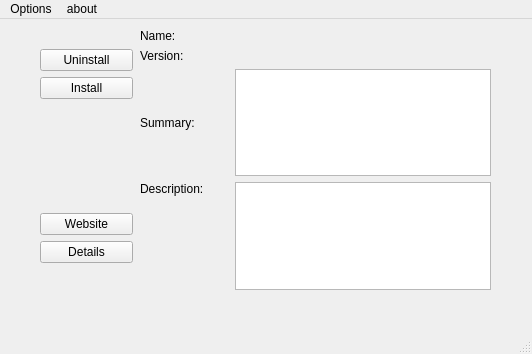
Above: kyrpm-installer/mainwindow.ui from openeuler-mirror/kylin-installer before the change. Below: the same form after it.
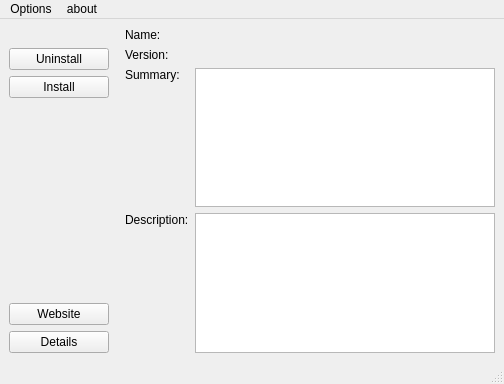
That is the form after the change.

Commit message: Modify the page layout and adapt the window size

```diff
--- a/kyrpm-installer/mainwindow.ui
+++ b/kyrpm-installer/mainwindow.ui
@@ -6,100 +6,23 @@
    <rect>
     <x>0</x>
     <y>0</y>
-    <width>532</width>
-    <height>354</height>
+    <width>504</width>
+    <height>384</height>
    </rect>
   </property>
   <property name="windowTitle">
    <string>MainWindow</string>
   </property>
   <widget class="QWidget" name="centralwidget">
-   <widget class="QWidget" name="layoutWidget">
-    <property name="geometry">
-     <rect>
-      <x>140</x>
-      <y>10</y>
-      <width>351</width>
-      <height>261</height>
-     </rect>
-    </property>
-    <layout class="QGridLayout" name="gridLayout_2" columnstretch="1,0">
-     <item row="2" column="1">
-      <widget class="QTextEdit" name="summary_textEdit">
-       <property name="sizePolicy">
-        <sizepolicy hsizetype="Preferred" vsizetype="Preferred">
-         <horstretch>0</horstretch>
-         <verstretch>0</verstretch>
-        </sizepolicy>
-       </property>
-      </widget>
-     </item>
-     <item row="0" column="0">
-      <widget class="QLabel" name="label_name">
-       <property name="text">
-        <string>Name:</string>
-       </property>
-       <property name="alignment">
-        <set>Qt::AlignLeading|Qt::AlignLeft|Qt::AlignVCenter</set>
-       </property>
-      </widget>
-     </item>
-     <item row="0" column="1">
-      <widget class="QLabel" name="packageName_Label">
-       <property name="text">
-        <string/>
-       </property>
-      </widget>
-     </item>
-     <item row="1" column="0">
-      <widget class="QLabel" name="label_version">
-       <property name="text">
-        <string>Version:</string>
-       </property>
-       <property name="alignment">
-        <set>Qt::AlignLeading|Qt::AlignLeft|Qt::AlignVCenter</set>
-       </property>
-      </widget>
-     </item>
-     <item row="1" column="1">
-      <widget class="QLabel" name="version_Label">
-       <property name="text">
-        <string/>
-       </property>
-      </widget>
-     </item>
-     <item row="2" column="0">
-      <widget class="QLabel" name="label_summary">
-       <property name="text">
-        <string>Summary:</string>
-       </property>
-      </widget>
-     </item>
-     <item row="3" column="0">
-      <widget class="QLabel" name="label_description">
-       <property name="text">
-        <string>Description:</string>
-       </property>
-       <property name="alignment">
-        <set>Qt::AlignLeading|Qt::AlignLeft|Qt::AlignTop</set>
-       </property>
-      </widget>
-     </item>
-     <item row="3" column="1">
-      <widget class="QTextEdit" name="description_textEdit"/>
-     </item>
-    </layout>
-   </widget>
-   <widget class="QWidget" name="layoutWidget_2">
-    <property name="geometry">
-     <rect>
-      <x>40</x>
-      <y>10</y>
-      <width>93</width>
-      <height>234</height>
-     </rect>
-    </property>
+   <layout class="QGridLayout" name="gridLayout">
+    <item row="0" column="0" rowspan="2" colspan="2">
     <layout class="QVBoxLayout" name="verticalLayout_2">
+      <property name="leftMargin">
+       <number>0</number>
+      </property>
+      <property name="rightMargin">
+       <number>10</number>
+      </property>
      <item>
       <widget class="QLabel" name="icon_Label">
        <property name="text">
@@ -126,6 +49,15 @@
      </item>
      <item>
       <widget class="QLabel" name="result_label">
+        <property name="enabled">
+         <bool>true</bool>
+        </property>
+        <property name="minimumSize">
+         <size>
+          <width>100</width>
+          <height>0</height>
+         </size>
+        </property>
        <property name="text">
         <string/>
        </property>
@@ -166,27 +98,129 @@
       </widget>
      </item>
     </layout>
-   </widget>
+    </item>
+    <item row="0" column="2" rowspan="2">
+     <layout class="QGridLayout" name="gridLayout_2" columnstretch="1,0">
+      <item row="2" column="1">
+       <widget class="QTextEdit" name="summary_textEdit">
+        <property name="sizePolicy">
+         <sizepolicy hsizetype="Expanding" vsizetype="Expanding">
+          <horstretch>0</horstretch>
+          <verstretch>0</verstretch>
+         </sizepolicy>
+        </property>
+       </widget>
+      </item>
+      <item row="3" column="1">
+       <widget class="QTextEdit" name="description_textEdit"/>
+      </item>
+      <item row="1" column="1">
+       <widget class="QLabel" name="version_Label">
+        <property name="sizePolicy">
+         <sizepolicy hsizetype="Expanding" vsizetype="Expanding">
+          <horstretch>0</horstretch>
+          <verstretch>0</verstretch>
+         </sizepolicy>
+        </property>
+        <property name="text">
+         <string/>
+        </property>
+       </widget>
+      </item>
+      <item row="1" column="0">
+       <widget class="QLabel" name="label_version">
+        <property name="sizePolicy">
+         <sizepolicy hsizetype="Fixed" vsizetype="Expanding">
+          <horstretch>0</horstretch>
+          <verstretch>0</verstretch>
+         </sizepolicy>
+        </property>
+        <property name="text">
+         <string>Version:</string>
+        </property>
+        <property name="alignment">
+         <set>Qt::AlignLeading|Qt::AlignLeft|Qt::AlignVCenter</set>
+        </property>
+       </widget>
+      </item>
+      <item row="2" column="0">
+       <widget class="QLabel" name="label_summary">
+        <property name="sizePolicy">
+         <sizepolicy hsizetype="Fixed" vsizetype="Expanding">
+          <horstretch>0</horstretch>
+          <verstretch>0</verstretch>
+         </sizepolicy>
+        </property>
+        <property name="text">
+         <string>Summary:</string>
+        </property>
+        <property name="alignment">
+         <set>Qt::AlignLeading|Qt::AlignLeft|Qt::AlignTop</set>
+        </property>
+       </widget>
+      </item>
+      <item row="0" column="0">
+       <widget class="QLabel" name="label_name">
+        <property name="sizePolicy">
+         <sizepolicy hsizetype="Fixed" vsizetype="Expanding">
+          <horstretch>0</horstretch>
+          <verstretch>0</verstretch>
+         </sizepolicy>
+        </property>
+        <property name="text">
+         <string>Name:</string>
+        </property>
+        <property name="alignment">
+         <set>Qt::AlignLeading|Qt::AlignLeft|Qt::AlignVCenter</set>
+        </property>
+       </widget>
+      </item>
+      <item row="0" column="1">
+       <widget class="QLabel" name="packageName_Label">
+        <property name="sizePolicy">
+         <sizepolicy hsizetype="Expanding" vsizetype="Expanding">
+          <horstretch>0</horstretch>
+          <verstretch>0</verstretch>
+         </sizepolicy>
+        </property>
+        <property name="text">
+         <string/>
+        </property>
+       </widget>
+      </item>
+      <item row="3" column="0">
+       <widget class="QLabel" name="label_description">
+        <property name="sizePolicy">
+         <sizepolicy hsizetype="Fixed" vsizetype="Expanding">
+          <horstretch>0</horstretch>
+          <verstretch>0</verstretch>
+         </sizepolicy>
+        </property>
+        <property name="text">
+         <string>Description:</string>
+        </property>
+        <property name="alignment">
+         <set>Qt::AlignLeading|Qt::AlignLeft|Qt::AlignTop</set>
+        </property>
+       </widget>
+      </item>
+     </layout>
+    </item>
+    <item row="1" column="1">
    <widget class="QLabel" name="move_label">
-    <property name="geometry">
-     <rect>
-      <x>70</x>
-      <y>110</y>
-      <width>40</width>
-      <height>30</height>
-     </rect>
-    </property>
     <property name="text">
      <string/>
     </property>
    </widget>
+    </item>
+   </layout>
   </widget>
   <widget class="QMenuBar" name="menubar">
    <property name="geometry">
     <rect>
      <x>0</x>
      <y>0</y>
-     <width>532</width>
+     <width>504</width>
      <height>28</height>
     </rect>
    </property>
```
Lines whose indentation alone changed are shown as unchanged. The commit also changes 5 other files.
